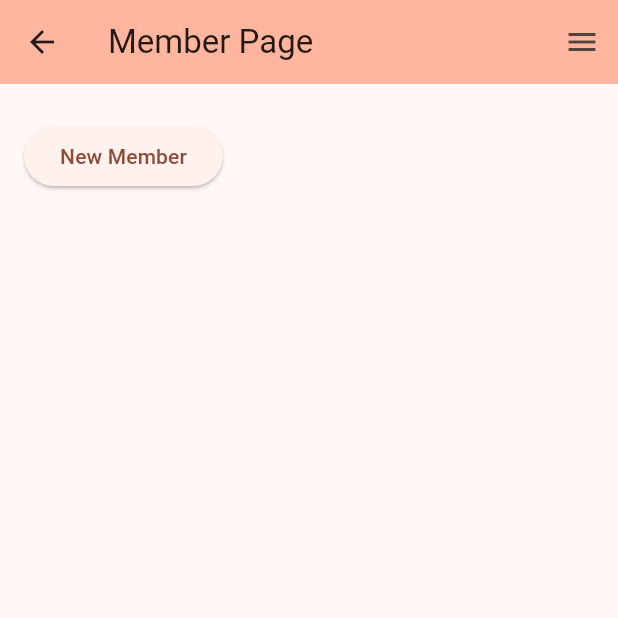
After one commit to WKLD-Labs/flutter_frontend, a Flutter app: the MemberPage screen opened by its route, on a phone screen of 412 x 824 dp, the top half of it. The commit adds this screen. Run offline on Flutter 3.47's test engine with Material 3 defaults, Android fonts, the light colour scheme and no system bars; our stand-ins replace flutter_dotenv, font_awesome_flutter, go_router, local_auth.

Commit message:
Data Member
Habli Zulvana Ath-Thaariq

```diff
--- a/lib/main.dart
+++ b/lib/main.dart
@@ -6,6 +6,7 @@ import 'package:flutter_dotenv/flutter_dotenv.dart';
 import 'views/HomePage/home_page.dart';
 import 'views/DummyPage/dummy_page.dart';
 import 'views/LoginPage/login_page.dart';
+import 'views/MemberPage/member_page.dart';
 
 Future main() async {
   await dotenv.load(fileName: ".env");
@@ -33,7 +34,13 @@ final GoRouter _router = GoRouter(
           builder: (BuildContext context, GoRouterState state){
             return const LoginPage(title: 'Login Page');
           },
-        )
+        ),
+        GoRoute(
+          path: 'member',
+          builder: (BuildContext context, GoRouterState state){
+            return const MemberPage(title: 'Member Page');
+          },
+        ),
       ],
     ),
   ],
--- /dev/null
+++ b/lib/views/MemberPage/member_page.dart
@@ -0,0 +1,238 @@
+import 'package:flutter/material.dart';
+
+import 'dart:ui';
+
+import '../../widgets/nav_drawer.dart';
+
+class MemberPage extends StatefulWidget {
+  const MemberPage({Key? key, required this.title}) : super(key: key);
+
+  final String title;
+
+  @override
+  State<MemberPage> createState() => _MemberPageState();
+}
+
+class _MemberPageState extends State<MemberPage> {
+  bool isDialogVisible = false;
+  List<Map<String, dynamic>> memberData = [];
+  Map<String, dynamic>? selectedData;
+  bool showView = false;
+
+  void updateMemberData() {
+    // Implement your logic to fetch member data here
+  }
+
+  void handleCreate(Map<String, dynamic> data) {
+    // Implement your logic to handle create operation here
+  }
+
+  @override
+  Widget build(BuildContext context) {
+    return Scaffold(
+      appBar: AppBar(
+        backgroundColor: Theme.of(context).colorScheme.inversePrimary,
+        title: Text(widget.title),
+      ),
+      body: Stack(
+        children: [
+          SingleChildScrollView(
+            padding: const EdgeInsets.all(16.0),
+            child: Column(
+              crossAxisAlignment: CrossAxisAlignment.start,
+              children: [
+                SizedBox(height: 8),
+                ElevatedButton(
+                  onPressed: () {
+                    setState(() {
+                      isDialogVisible = true;
+                      selectedData = {}; // Initialize selectedData
+                    });
+                  },
+                  child: Text('New Member'),
+                ),
+                SizedBox(height: 16),
+                ListView.builder(
+                  shrinkWrap: true,
+                  itemCount: memberData.length,
+                  itemBuilder: (context, index) {
+                    return GestureDetector(
+                      onTap: () {
+                        setState(() {
+                          selectedData = memberData[index];
+                          showView = true;
+                        });
+                      },
+                      child: Container(
+                        margin: EdgeInsets.symmetric(vertical: 8),
+                        padding: EdgeInsets.all(8),
+                        decoration: BoxDecoration(
+                          border: Border.all(color: Colors.grey),
+                          borderRadius: BorderRadius.circular(8),
+                        ),
+                        child: Column(
+                          crossAxisAlignment: CrossAxisAlignment.start,
+                          children: [
+                            Text(
+                              memberData[index]['data member'],
+                              style: TextStyle(
+                                fontWeight: FontWeight.bold,
+                                fontSize: 16,
+                              ),
+                            ),
+                            SizedBox(height: 4),
+                            Text(
+                              'Name: ${memberData[index]['Name']}',
+                            ),
+                            Text(
+                              'NIM: ${memberData[index]['NIM']}',
+                            ),
+                            Text(
+                              'Class: ${memberData[index]['Class']}',
+                            ),
+                            Text(
+                              'Major: ${memberData[index]['Major']}',
+                            ),
+                          ],
+                        ),
+                      ),
+                    );
+                  },
+                ),
+              ],
+            ),
+          ),
+          if (isDialogVisible)
+            BackdropFilter(
+              filter: ImageFilter.blur(sigmaX: 5.0, sigmaY: 5.0),
+              child: AlertDialog(
+                title: Text('New Member'),
+                content: SingleChildScrollView(
+                  child: Column(
+                    mainAxisSize: MainAxisSize.min,
+                    children: [
+                      TextFormField(
+                        decoration: InputDecoration(labelText: 'Name'),
+                        onChanged: (value) => _handleChange('name', value),
+                      ),
+                      TextFormField(
+                        decoration: InputDecoration(labelText: 'NIM'),
+                        onChanged: (value) => _handleChange('nim', value),
+                      ),
+                      TextFormField(
+                        decoration: InputDecoration(labelText: 'Class'),
+                        onChanged: (value) => _handleChange('class', value),
+                      ),
+                      TextFormField(
+                        decoration: InputDecoration(labelText: 'Major'),
+                        onChanged: (value) => _handleChange('major', value),
+                      ),
+                    ],
+                  ),
+                ),
+                actions: [
+                  ElevatedButton(
+                    onPressed: () {
+                      _handleSubmit();
+                    },
+                    child: Text('Save'),
+                  ),
+                  TextButton(
+                    onPressed: () {
+                      _handleClose();
+                    },
+                    child: Text('Close'),
+                  ),
+                ],
+              ),
+            ),
+          if (showView)
+            BackdropFilter(
+              filter: ImageFilter.blur(sigmaX: 5.0, sigmaY: 5.0),
+              child: ViewMemberData(
+                showDialog: showView,
+                setShowDialog: (value) => setState(() => showView = value),
+                data: selectedData!,
+              ),
+            ),
+        ],
+      ),
+      endDrawer: NavDrawer(context),
+    );
+  }
+
+  void _handleChange(String field, String value) {
+    setState(() {
+      if (selectedData != null) {
+        selectedData![field] = value;
+      }
+    });
+  }
+
+  void _handleSubmit() {
+    handleCreate(selectedData!);
+    setState(() {
+      isDialogVisible = false;
+      if (selectedData != null) {
+        memberData.add(selectedData!); // Add the new member to the list
+      }
+    });
+  }
+
+  void _handleClose() {
+    setState(() {
+      isDialogVisible = false;
+      selectedData = null; // Reset selectedData when closing the dialog
+    });
+  }
+}
+
+class ViewMemberData extends StatelessWidget {
+  final bool showDialog;
+  final Function(bool) setShowDialog;
+  final Map<String, dynamic> data;
+
+  const ViewMemberData({
+    Key? key,
+    required this.showDialog,
+    required this.setShowDialog,
+    required this.data,
+  }) : super(key: key);
+
+  @override
+  Widget build(BuildContext context) {
+    return Dialog(
+      child: Padding(
+        padding: const EdgeInsets.all(16.0),
+        child: Column(
+          mainAxisSize: MainAxisSize.min,
+          crossAxisAlignment: CrossAxisAlignment.start,
+          children: [
+            Text(
+              data['Member Name'],
+              style: TextStyle(
+                fontSize: 18,
+                fontWeight: FontWeight.bold,
+              ),
+            ),
+            SizedBox(height: 8),
+            Text(data['Name'] ?? ''), // Add null check for name
+            Text(data['NIM'] != null ? data['datetime'] : ''), // Check if NIM is not null
+            Text(data['Class'] ?? ''), // Add null check for Class
+            Text(data['Major'] ?? ''), // Add null check for Major
+            SizedBox(height: 16),
+            Row(
+              mainAxisAlignment: MainAxisAlignment.end,
+              children: [
+                OutlinedButton(
+                  onPressed: () => setShowDialog(false),
+                  child: Text('Close'),
+                ),
+              ],
+            ),
+          ],
+        ),
+      ),
+    );
+  }
+}
```
